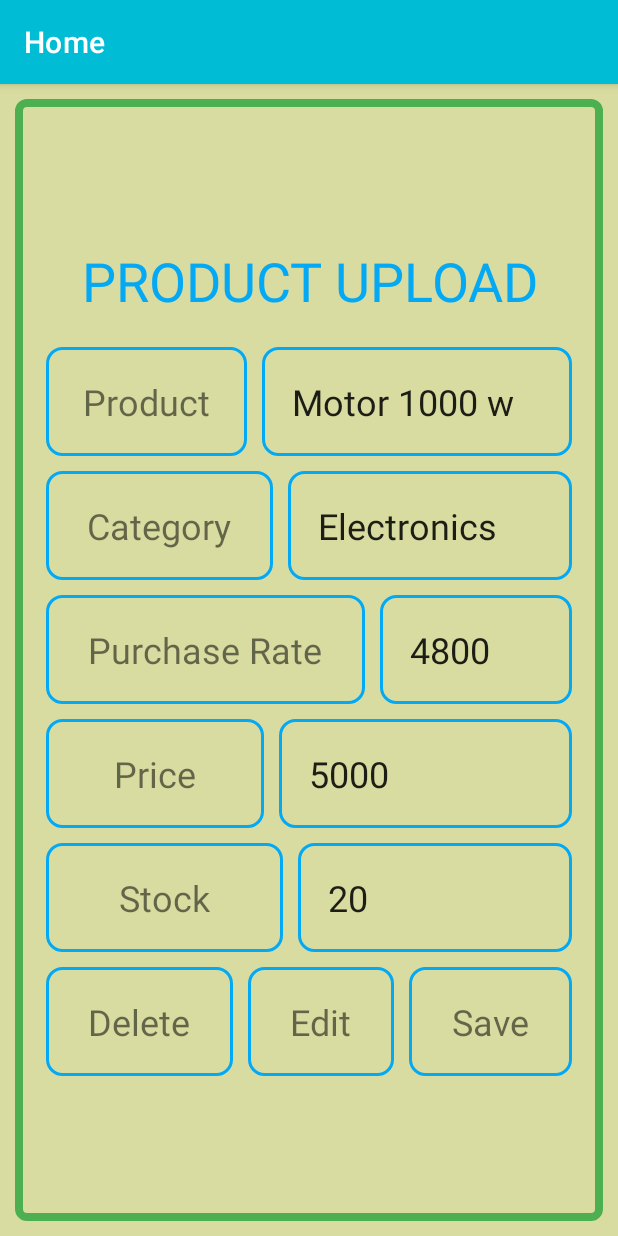
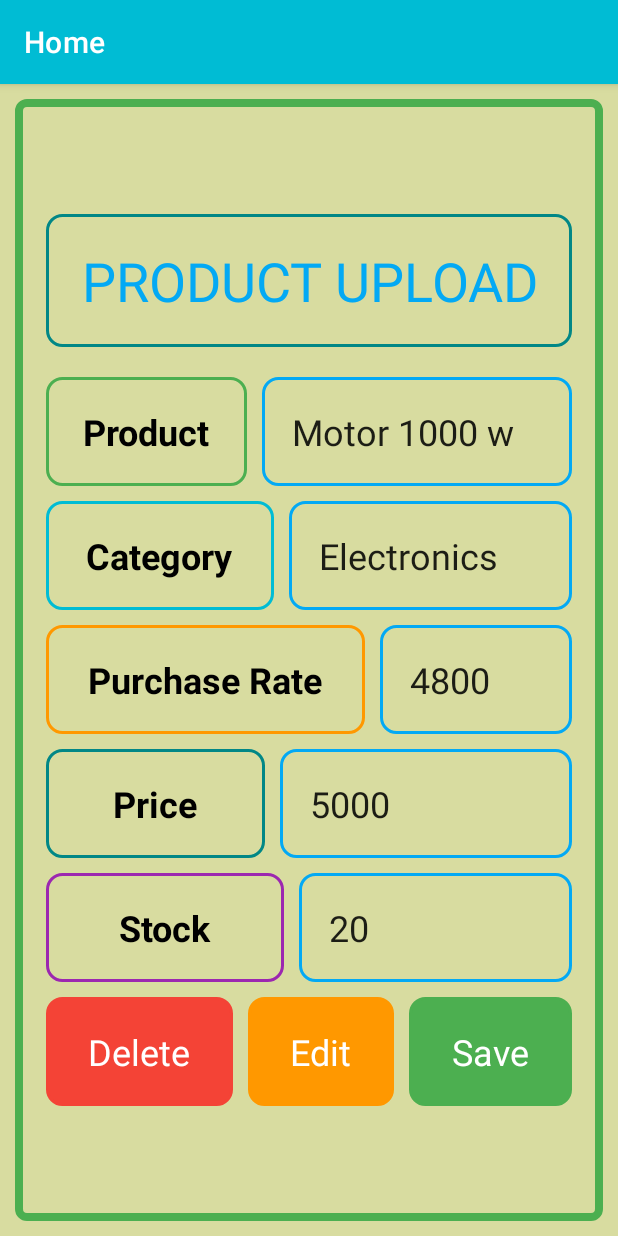
Before and after one commit to julianjx1/Invoice, an Android app: the ProductInfoFragment screen opened through its navigation route, on a phone screen of 412 x 824 dp. Run offline under Robolectric (Android 15) with nearby library versions, the phone set to English and light mode, and no system bars; our stand-ins replace data binding; 1 statement that could not run was skipped.

Commit message:
few changes

```diff
--- /dev/null
+++ b/app/src/main/res/drawable/product_category_view_background.xml
@@ -0,0 +1,5 @@
+<?xml version="1.0" encoding="utf-8"?>
+<shape xmlns:android="http://schemas.android.com/apk/res/android">
+    <corners android:radius="10dp"/>
+    <stroke android:color="@color/purple_200" android:width="2dp"/>
+</shape>
--- /dev/null
+++ b/app/src/main/res/drawable/product_delete_button_background.xml
@@ -0,0 +1,6 @@
+<?xml version="1.0" encoding="utf-8"?>
+<shape xmlns:android="http://schemas.android.com/apk/res/android">
+    <corners android:radius="10dp"/>
+    <stroke android:color="@color/red" android:width="2dp"/>
+    <solid android:color="@color/red"/>
+</shape>
--- /dev/null
+++ b/app/src/main/res/drawable/product_edit_button_background.xml
@@ -0,0 +1,6 @@
+<?xml version="1.0" encoding="utf-8"?>
+<shape xmlns:android="http://schemas.android.com/apk/res/android">
+    <corners android:radius="10dp"/>
+    <stroke android:color="@color/yellow_orange" android:width="2dp"/>
+    <solid android:color="@color/yellow_orange"/>
+</shape>
--- /dev/null
+++ b/app/src/main/res/drawable/product_price_view_background.xml
@@ -0,0 +1,5 @@
+<?xml version="1.0" encoding="utf-8"?>
+<shape xmlns:android="http://schemas.android.com/apk/res/android">
+    <corners android:radius="10dp"/>
+    <stroke android:color="@color/teal_700" android:width="2dp"/>
+</shape>
--- /dev/null
+++ b/app/src/main/res/drawable/product_product_view_background.xml
@@ -0,0 +1,5 @@
+<?xml version="1.0" encoding="utf-8"?>
+<shape xmlns:android="http://schemas.android.com/apk/res/android">
+    <corners android:radius="10dp"/>
+    <stroke android:color="@color/green" android:width="2dp"/>
+</shape>
--- /dev/null
+++ b/app/src/main/res/drawable/product_purchase_rate_view_background.xml
@@ -0,0 +1,5 @@
+<?xml version="1.0" encoding="utf-8"?>
+<shape xmlns:android="http://schemas.android.com/apk/res/android">
+    <corners android:radius="10dp"/>
+    <stroke android:color="@color/yellow_orange" android:width="2dp"/>
+</shape>
--- /dev/null
+++ b/app/src/main/res/drawable/product_save_button_background.xml
@@ -0,0 +1,6 @@
+<?xml version="1.0" encoding="utf-8"?>
+<shape xmlns:android="http://schemas.android.com/apk/res/android">
+    <corners android:radius="10dp"/>
+    <stroke android:color="@color/green" android:width="2dp"/>
+    <solid android:color="@color/green"/>
+</shape>
--- /dev/null
+++ b/app/src/main/res/drawable/product_stock_view_background.xml
@@ -0,0 +1,5 @@
+<?xml version="1.0" encoding="utf-8"?>
+<shape xmlns:android="http://schemas.android.com/apk/res/android">
+    <corners android:radius="10dp"/>
+    <stroke android:color="@color/violate" android:width="2dp"/>
+</shape>
--- a/app/src/main/res/layout/fragment_product_info.xml
+++ b/app/src/main/res/layout/fragment_product_info.xml
@@ -31,15 +31,25 @@
                 android:orientation="vertical"
                 android:paddingHorizontal="15dp"
                 >
-                <TextView
+                <LinearLayout
                     android:layout_width="match_parent"
                     android:layout_height="wrap_content"
-                    android:text="Product Upload"
-                    android:textSize="36dp"
+                    android:background="@drawable/product_price_view_background"
+                    android:padding="20dp"
+                    android:gravity="center"
                     android:layout_marginBottom="20dp"
-                    android:textAlignment="center"
-                    android:textColor="@color/blue"
-                    android:textAllCaps="true"/>
+                    >
+                    <TextView
+                        android:layout_width="wrap_content"
+                        android:layout_height="wrap_content"
+                        android:text="Product Upload"
+                        android:textSize="36dp"
+                        android:textAlignment="center"
+                        android:textColor="@color/blue"
+                        android:textAllCaps="true"
+                        />
+                </LinearLayout>
+
 
 
                 <LinearLayout
@@ -51,7 +61,7 @@
                     <LinearLayout
                         android:layout_width="wrap_content"
                         android:layout_height="wrap_content"
-                        android:background="@drawable/product_view_background"
+                        android:background="@drawable/product_product_view_background"
                         android:padding="20dp"
                         android:layout_weight="1"
                         android:gravity="center"
@@ -61,6 +71,8 @@
                             android:layout_height="wrap_content"
                             android:text="Product"
                             android:textSize="24dp"
+                            android:textStyle="bold"
+                            android:textColor="@color/black"
                             />
                     </LinearLayout>
                     <LinearLayout
@@ -92,7 +104,7 @@
                     <LinearLayout
                         android:layout_width="wrap_content"
                         android:layout_height="wrap_content"
-                        android:background="@drawable/product_view_background"
+                        android:background="@drawable/product_category_view_background"
                         android:padding="20dp"
                         android:layout_weight="1"
                         android:gravity="center"
@@ -102,6 +114,8 @@
                             android:layout_height="wrap_content"
                             android:text="Category"
                             android:textSize="24dp"
+                            android:textStyle="bold"
+                            android:textColor="@color/black"
                             />
                     </LinearLayout>
                     <LinearLayout
@@ -134,7 +148,7 @@
                     <LinearLayout
                         android:layout_width="wrap_content"
                         android:layout_height="wrap_content"
-                        android:background="@drawable/product_view_background"
+                        android:background="@drawable/product_purchase_rate_view_background"
                         android:padding="20dp"
                         android:layout_weight="1"
                         android:gravity="center"
@@ -144,6 +158,8 @@
                             android:layout_height="wrap_content"
                             android:text="Purchase Rate"
                             android:textSize="24dp"
+                            android:textStyle="bold"
+                            android:textColor="@color/black"
                             />
                     </LinearLayout>
                     <LinearLayout
@@ -175,7 +191,7 @@
                     <LinearLayout
                         android:layout_width="wrap_content"
                         android:layout_height="wrap_content"
-                        android:background="@drawable/product_view_background"
+                        android:background="@drawable/product_price_view_background"
                         android:padding="20dp"
                         android:layout_weight="1"
                         android:gravity="center"
@@ -185,6 +201,8 @@
                             android:layout_height="wrap_content"
                             android:text="Price"
                             android:textSize="24dp"
+                            android:textStyle="bold"
+                            android:textColor="@color/black"
                             />
                     </LinearLayout>
                     <LinearLayout
@@ -216,7 +234,7 @@
                     <LinearLayout
                         android:layout_width="wrap_content"
                         android:layout_height="wrap_content"
-                        android:background="@drawable/product_view_background"
+                        android:background="@drawable/product_stock_view_background"
                         android:padding="20dp"
                         android:layout_weight="1"
                         android:gravity="center"
@@ -226,6 +244,8 @@
                             android:layout_height="wrap_content"
                             android:text="Stock"
                             android:textSize="24dp"
+                            android:textStyle="bold"
+                            android:textColor="@color/black"
                             />
                     </LinearLayout>
                     <LinearLayout
@@ -257,7 +277,7 @@
                     <LinearLayout
                         android:layout_width="wrap_content"
                         android:layout_height="wrap_content"
-                        android:background="@drawable/product_view_background"
+                        android:background="@drawable/product_delete_button_background"
                         android:padding="20dp"
                         android:layout_weight="1"
                         android:gravity="center"
@@ -267,12 +287,14 @@
                             android:layout_height="wrap_content"
                             android:text="Delete"
                             android:textSize="24dp"
+                            android:textColor="@color/white"
+
                             />
                     </LinearLayout>
                     <LinearLayout
                         android:layout_width="wrap_content"
                         android:layout_height="wrap_content"
-                        android:background="@drawable/product_view_background"
+                        android:background="@drawable/product_edit_button_background"
                         android:padding="20dp"
                         android:layout_weight="1"
                         android:gravity="center"
@@ -283,12 +305,13 @@
                             android:layout_height="wrap_content"
                             android:text="Edit"
                             android:textSize="24dp"
+                            android:textColor="@color/white"
                             />
                     </LinearLayout>
                     <LinearLayout
                         android:layout_width="wrap_content"
                         android:layout_height="wrap_content"
-                        android:background="@drawable/product_view_background"
+                        android:background="@drawable/product_save_button_background"
                         android:padding="20dp"
                         android:layout_weight="1"
                         android:layout_marginLeft="10dp"
@@ -299,6 +322,7 @@
                             android:layout_height="wrap_content"
                             android:text="Save"
                             android:textSize="24dp"
+                            android:textColor="@color/white"
                             />
                     </LinearLayout>
 
--- a/app/src/main/res/values/colors.xml
+++ b/app/src/main/res/values/colors.xml
@@ -20,6 +20,8 @@
     <color name="blue">#03A9F4</color>
     <color name="red">#F44336</color>
     <color name="green">#4CAF50</color>
+    <color name="yellow">#FFEB3B</color>
+    <color name="yellow_orange">#FF9800</color>
     <color name="purple">#673AB7</color>
     <color name="violate">#9C27B0</color>
 </resources>
--- a/app/src/main/res/values/strings.xml
+++ b/app/src/main/res/values/strings.xml
@@ -51,4 +51,6 @@
     <string name="last_name">Last Name</string>
     <string name="full_address">Full Address</string>
     <string name="sign_up">Sign up</string>
+    <string name="delete_products">Delete products</string>
+    <string name="add_to_invoice">Add to invoice</string>
 </resources>
```
Also changed, not shown: app/src/main/res/layout/fragment_home.xml (+1 -6 lines), app/src/main/res/layout/fragment_products.xml (+60 -34 lines).
